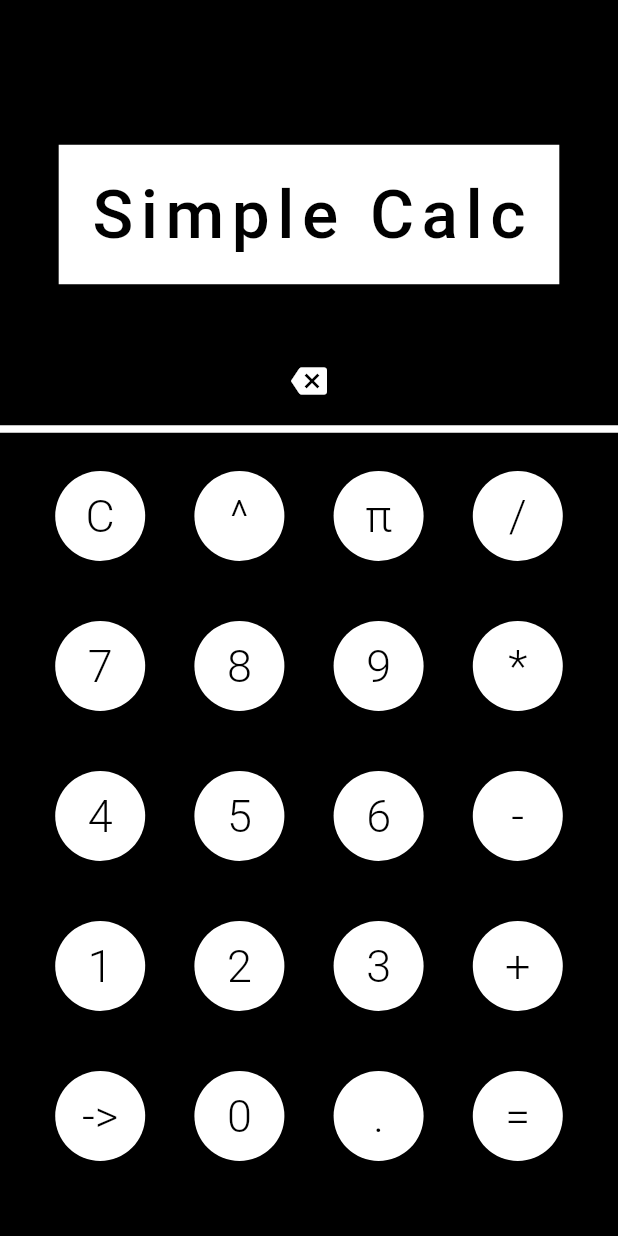
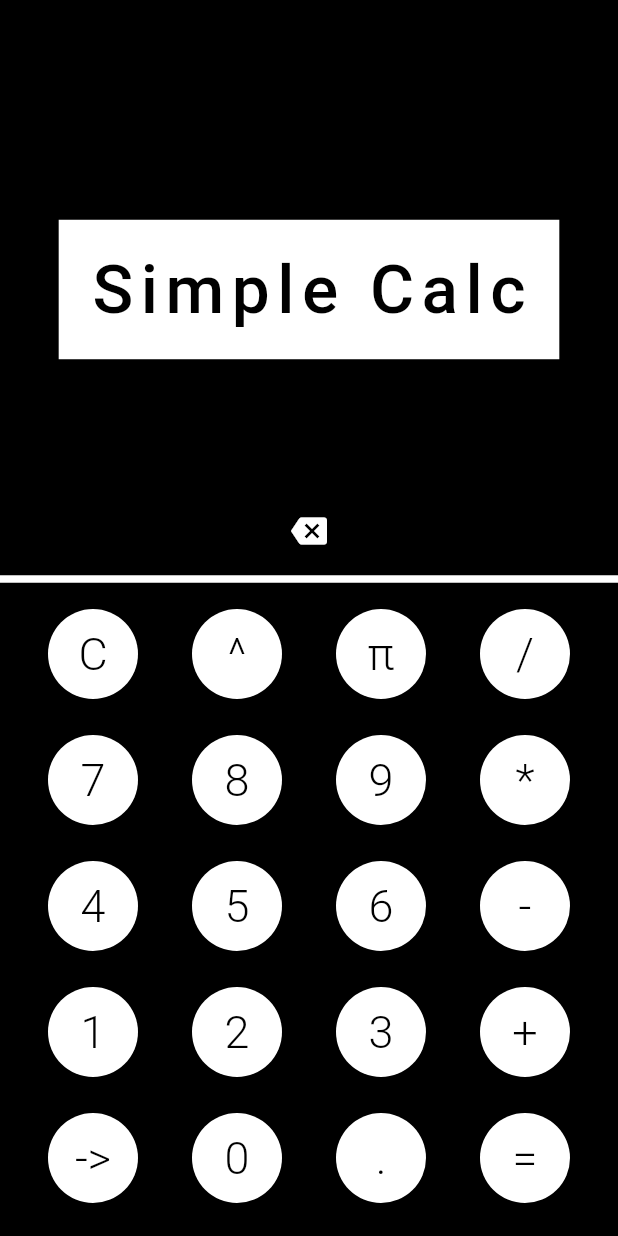
Before and after one commit to hridaypradhan/simplecalc, a Flutter app: the screen it shows after launch, on a phone screen of 412 x 824 dp. Run offline on Flutter 3.47's test engine with Material 2 defaults, Android fonts, the phone set to English and light mode, and no system bars; our stand-ins replace font_awesome_flutter, math_expressions.

Commit message:
Visual tweaks

```diff
--- a/lib/calculator_layout_units/input_grid.dart
+++ b/lib/calculator_layout_units/input_grid.dart
@@ -8,11 +8,11 @@ class InputGrid extends StatelessWidget {
   @override
   Widget build(BuildContext context) {
     return Padding(
-      padding: EdgeInsets.only(bottom: 30.0),
+      padding: EdgeInsets.only(bottom: 10.0),
       child: Column(
         children: <Widget>[
           Padding(
-            padding: EdgeInsets.all(20.0),
+            padding: EdgeInsets.all(12.0),
             child: Row(
               mainAxisAlignment: MainAxisAlignment.spaceEvenly,
               children: <Widget>[
@@ -29,7 +29,7 @@ class InputGrid extends StatelessWidget {
             ),
           ),
           Padding(
-            padding: EdgeInsets.all(20.0),
+            padding: EdgeInsets.all(12.0),
             child: Row(
               mainAxisAlignment: MainAxisAlignment.spaceEvenly,
               children: <Widget>[
@@ -41,7 +41,7 @@ class InputGrid extends StatelessWidget {
             ),
           ),
           Padding(
-            padding: EdgeInsets.all(20.0),
+            padding: EdgeInsets.all(12.0),
             child: Row(
               mainAxisAlignment: MainAxisAlignment.spaceEvenly,
               children: <Widget>[
@@ -53,7 +53,7 @@ class InputGrid extends StatelessWidget {
             ),
           ),
           Padding(
-            padding: EdgeInsets.all(20.0),
+            padding: EdgeInsets.all(12.0),
             child: Row(
               mainAxisAlignment: MainAxisAlignment.spaceEvenly,
               children: <Widget>[
@@ -65,7 +65,7 @@ class InputGrid extends StatelessWidget {
             ),
           ),
           Padding(
-            padding: EdgeInsets.all(20.0),
+            padding: EdgeInsets.all(12.0),
             child: Row(
               mainAxisAlignment: MainAxisAlignment.spaceEvenly,
               children: <Widget>[
--- a/lib/screens/bmi_input_screen.dart
+++ b/lib/screens/bmi_input_screen.dart
@@ -55,7 +55,7 @@ class BMIInputScreen extends StatelessWidget {
                 height: 10.0,
               ),
               AttributeCard(
-                maxValue: 250,
+                maxValue: 210,
                 minValue: 100,
                 name: 'Height',
                 units: 'cm',
--- a/lib/screens/currency_screen.dart
+++ b/lib/screens/currency_screen.dart
@@ -69,7 +69,7 @@ class _CurrencyScreenState extends State<CurrencyScreen> {
               ),
             ),
             Spacer(
-              flex: 3,
+              flex: 2,
             ),
           ],
         ),
```
